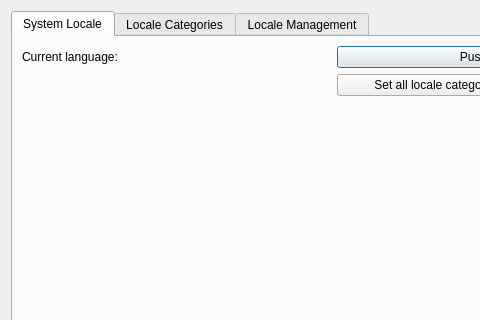
The window that mainwindow.ui (dolphinoracle/mx-locale) describes before a commit, drawn with Qt 5; both pictures show x 0 to 480 and y 0 to 320 of the 667 by 748 pixel window.
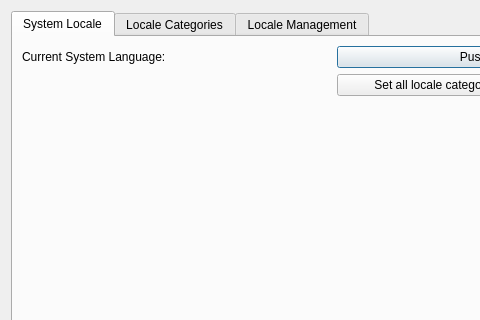
The same window after the commit. The open tabs and pages were chosen to show the change. Icons and pictures are not drawn.

Commit message: change system language label to "Current System Language"

The edit to the form file:
```diff
--- a/mainwindow.ui
+++ b/mainwindow.ui
@@ -194,7 +194,7 @@
        <item row="1" column="0">
         <widget class="QLabel" name="labelLanguage">
          <property name="text">
-          <string>Current language:</string>
+          <string>Current System Language:</string>
          </property>
         </widget>
        </item>
```
Left out of the diff: 2 changed lines with no effect on the pictures.
